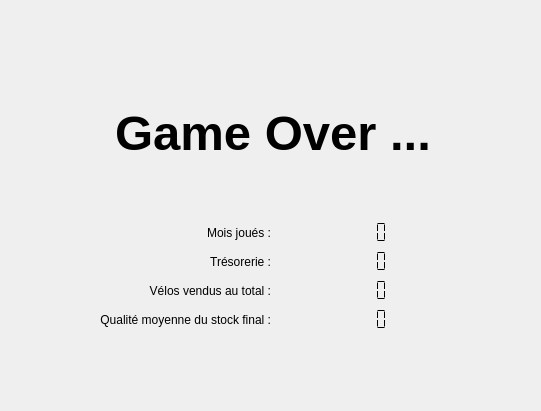
Above: jeu-entreprise/gameover.ui from rcatajar/jeu-entreprise before the change. Below: the same form after it.
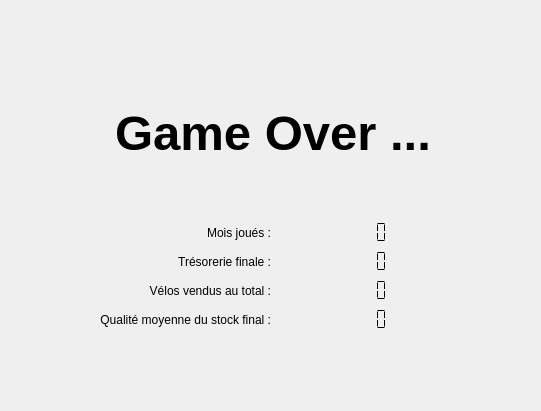
That is the form after the change.

Commit message: GameOver window added

Patch:
```diff
--- a/jeu-entreprise/gameover.ui
+++ b/jeu-entreprise/gameover.ui
@@ -104,7 +104,7 @@
       <item row="1" column="0">
        <widget class="QLabel" name="label_tresorerie">
         <property name="text">
-         <string>Trésorerie :</string>
+         <string>Trésorerie finale :</string>
         </property>
         <property name="alignment">
          <set>Qt::AlignRight|Qt::AlignTrailing|Qt::AlignVCenter</set>
```
The commit also changes 1 other file.
